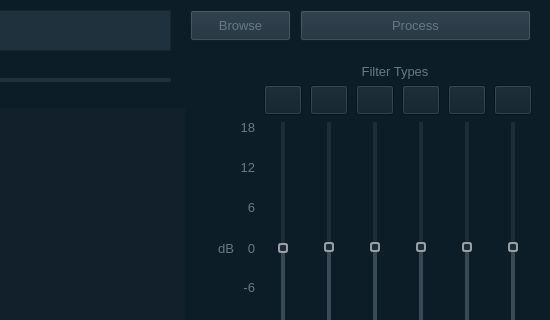
The window that ui/mainapp.ui (lakshbhasin/gpu_parametric_eq) describes before a commit, drawn with Qt 5; both pictures show x 470 to 1020 and y 0 to 320 of the 1020 by 615 pixel window.
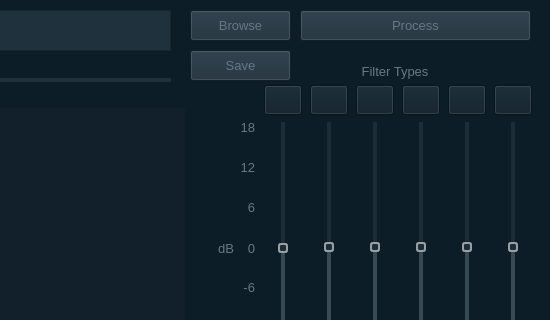
The same window after the commit. Custom widgets are drawn as their Qt base class.

Commit message:
"Save" button implemented.
The position looks kind of awkward right now, but I don't know
where is the best place to put it. It is disabled when the song
is not loaded/is playing, and only enabled when we have stopped
from playing a song.

In addition, README was modified for installation information.

```diff
--- a/ui/mainapp.ui
+++ b/ui/mainapp.ui
@@ -2268,6 +2268,40 @@
      <set>Qt::AlignLeading|Qt::AlignLeft|Qt::AlignVCenter</set>
     </property>
    </widget>
+   <widget class="QPushButton" name="saveButton">
+    <property name="enabled">
+     <bool>true</bool>
+    </property>
+    <property name="geometry">
+     <rect>
+      <x>660</x>
+      <y>50</y>
+      <width>101</width>
+      <height>31</height>
+     </rect>
+    </property>
+    <property name="font">
+     <font>
+      <family>Arial</family>
+      <pointsize>10</pointsize>
+     </font>
+    </property>
+    <property name="styleSheet">
+     <string notr="true">QWidget
+{
+	background-color: rgb(27, 43, 55);
+}
+
+QWidget::!enabled
+{
+	background-color: rgb(32, 32, 32);
+        color: rgb(50, 50, 50);
+}</string>
+    </property>
+    <property name="text">
+     <string>Save</string>
+    </property>
+   </widget>
    <zorder>fileSelectButton</zorder>
    <zorder>textEdit</zorder>
    <zorder>processButton</zorder>
```
Left out of the diff: 4 changed lines with no effect on the pictures. The commit also changes 6 other files.
